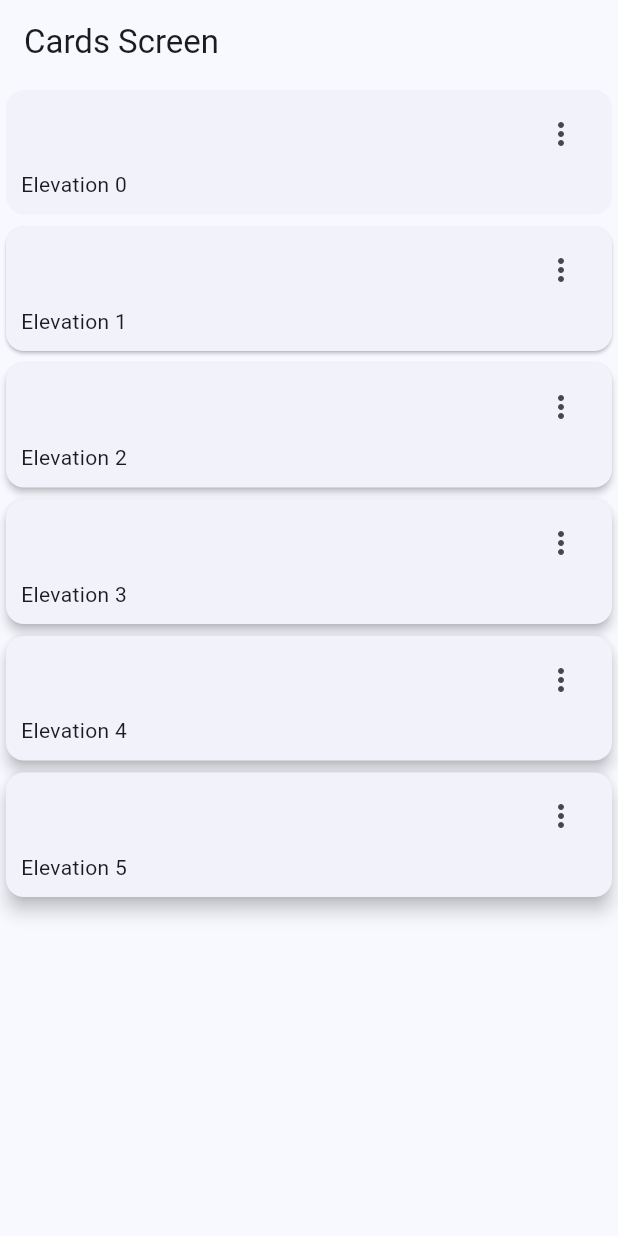
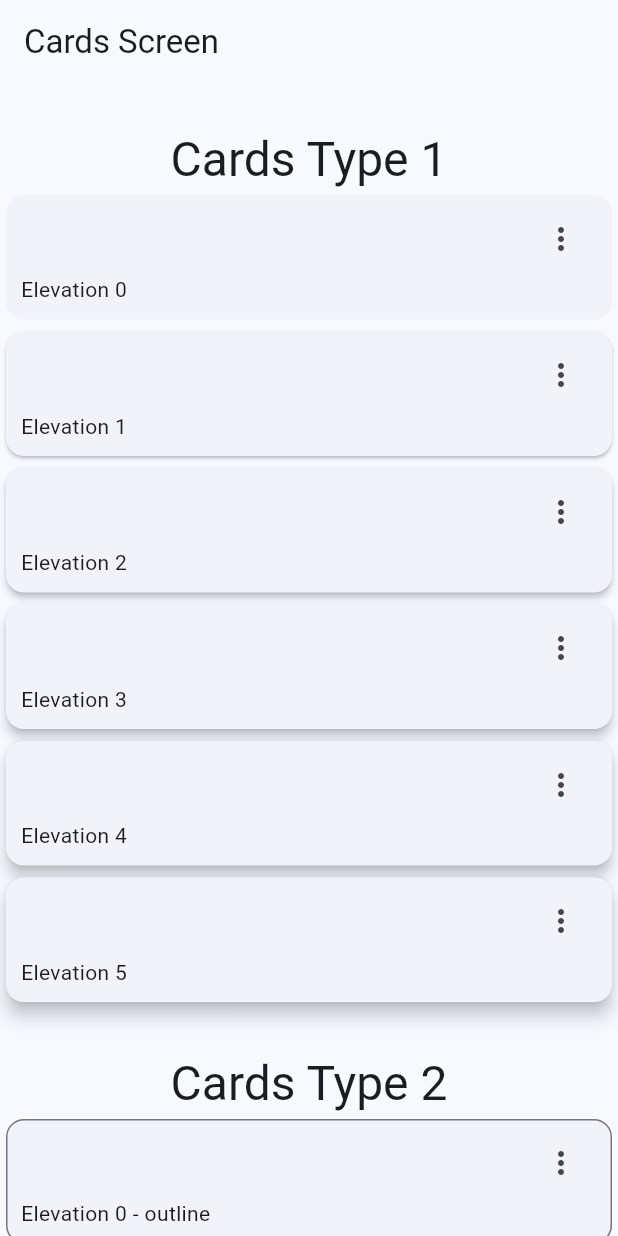
Before and after one commit to WaAlvis/widget_app_devta, a Flutter app: the CardsScreen screen opened by its route, on a phone screen of 412 x 824 dp. Run offline on Flutter 3.47's test engine with Material 2 defaults, Android fonts, the phone set to English and light mode, and no system bars; our stand-ins replace go_router.

Commit message:
agregando CardTipe2

```diff
--- a/lib/presentation/screens/cards/cards_screen.dart
+++ b/lib/presentation/screens/cards/cards_screen.dart
@@ -30,12 +30,32 @@
 
   @override
   Widget build(BuildContext context) {
+    final textTheme = Theme.of(context).textTheme;
+
     return SingleChildScrollView(
       child: Column(
         children: [
+          const SizedBox(
+            height: 30,
+          ),
+          Text(
+            'Cards Type 1',
+            style: textTheme.headlineLarge,
+          ),
           ...cards.map(
             (card) =>
                 _CardType1(elevation: card['elevation'], label: card['label']),
+          ),
+          const SizedBox(
+            height: 30,
+          ),
+          Text(
+            'Cards Type 2',
+            style: textTheme.headlineLarge,
+          ),
+          ...cards.map(
+            (card) =>
+                _CardType2(elevation: card['elevation'], label: card['label']),
           ),
         ],
       ),
@@ -74,3 +94,40 @@
     );
   }
 }
+
+class _CardType2 extends StatelessWidget {
+  final String label;
+  final double elevation;
+
+  const _CardType2({required this.label, required this.elevation});
+
+  @override
+  Widget build(BuildContext context) {
+    final colors = Theme.of(context).colorScheme;
+
+    return Card(
+      shape: RoundedRectangleBorder(
+          borderRadius: const BorderRadius.all(Radius.circular(12)),
+          side: BorderSide(color: colors.outline)),
+      elevation: elevation,
+      child: Padding(
+        padding: const EdgeInsets.fromLTRB(10, 5, 10, 10),
+        child: Column(
+          children: [
+            Align(
+              alignment: Alignment.topRight,
+              child: IconButton(
+                icon: const Icon(Icons.more_vert_outlined),
+                onPressed: () {},
+              ),
+            ),
+            Align(
+              alignment: Alignment.bottomLeft,
+              child: Text('$label - outline'),
+            )
+          ],
+        ),
+      ),
+    );
+  }
+}
```
